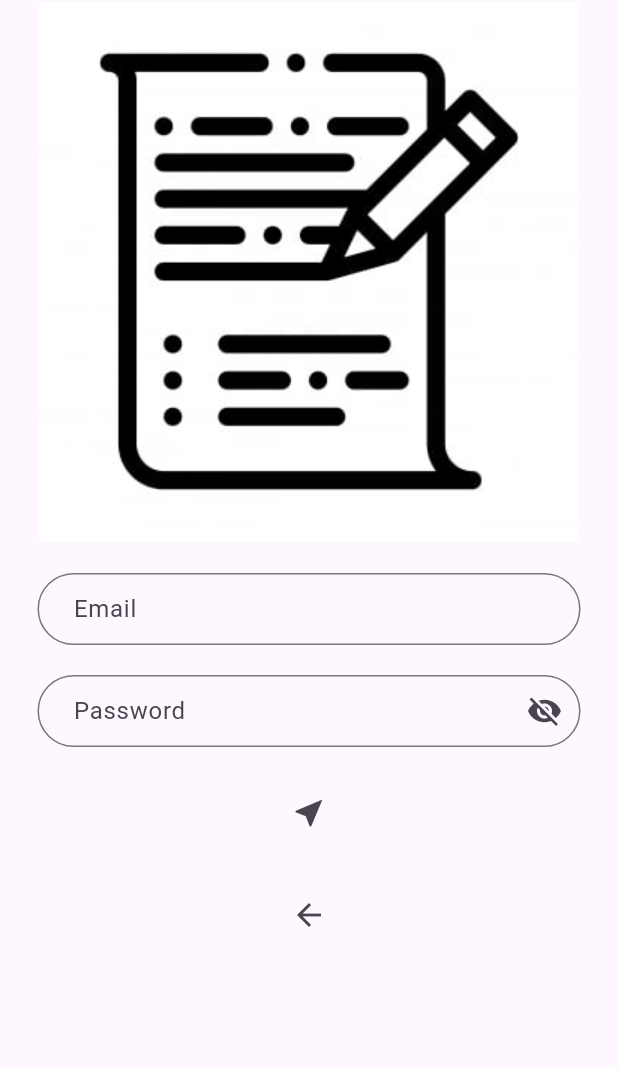
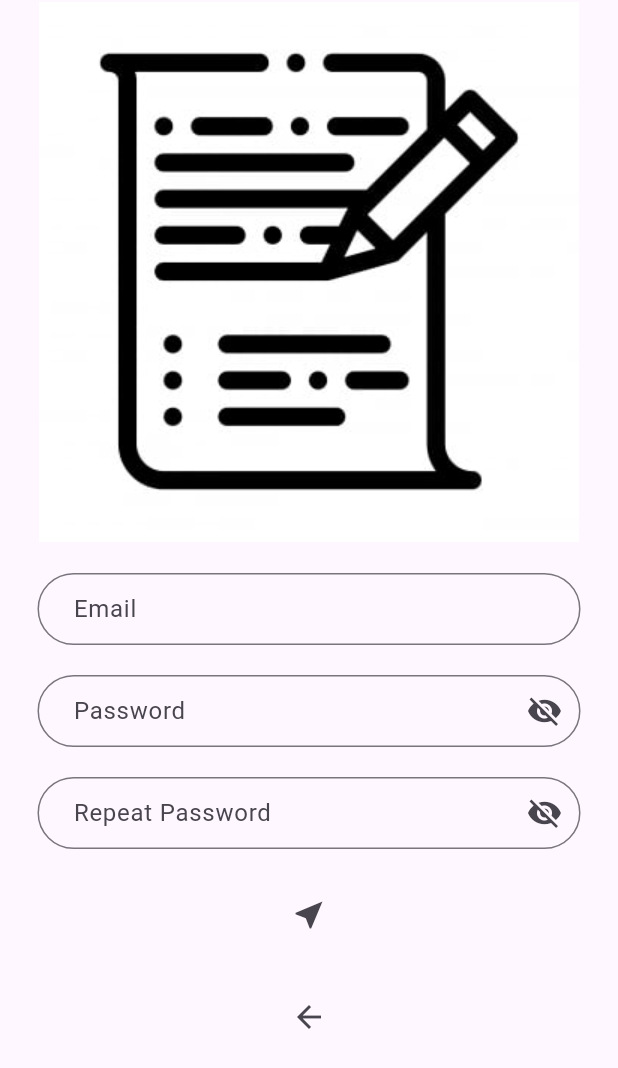
Before and after one commit to LeBaoTai/messenger-app, a Flutter app: the screen it shows after launch, after a tap on "Click Here", on a phone screen of 412 x 824 dp. Shown: the top 1068 px of the screen. Run offline on Flutter 3.47's test engine with Material 3 defaults, Android fonts, the phone set to English and light mode, and no system bars; our stand-ins replace cloud_firestore, firebase_auth, firebase_core; accounts and stored records are empty.

Commit message:
add repeat password field and change noti when field empty

```diff
--- a/lib/screens/login_screen.dart
+++ b/lib/screens/login_screen.dart
@@ -54,7 +54,7 @@ class _LoginScreenState extends State<LoginScreen> {
   Widget _buildEmailInputField(
       TextEditingController controller, String labelText) {
     return TextFormField(
-      validator: (text) => text!.isEmpty ? "Empty" : null,
+      validator: (text) => text!.isEmpty ? 'Empty!' : null,
       controller: controller,
       decoration: InputDecoration(
         contentPadding: const EdgeInsets.only(left: 20),
@@ -69,7 +69,7 @@ class _LoginScreenState extends State<LoginScreen> {
   Widget _buildPasswordInputField(
       TextEditingController controller, String labelText) {
     return TextFormField(
-      validator: (text) => text!.isEmpty ? "Empty" : null,
+      validator: (text) => text!.isEmpty ? 'Empty!' : null,
       controller: controller,
       obscureText: !_isShowPassword,
       decoration: InputDecoration(
--- a/lib/screens/register_screen.dart
+++ b/lib/screens/register_screen.dart
@@ -34,6 +34,8 @@ class _RegisterScreenState extends State<RegisterScreen> {
               _renderSizeBox(),
               _buildPasswordInputField(_passwordController, 'Password'),
               _renderSizeBox(),
+              _buildPasswordInputField(_rePasswordController, 'Repeat Password'),
+              _renderSizeBox(),
               _registerBtn(),
               _renderSizeBox(),
               _backToLoginBtn(),
@@ -54,7 +56,7 @@ class _RegisterScreenState extends State<RegisterScreen> {
 
   Widget _buildEmailInputField(TextEditingController controller, String labelText) {
     return TextFormField(
-      validator: (text) => text!.isEmpty ? "Không được để trống" : null,
+      validator: (text) => text!.isEmpty ? 'Empty!' : null,
       controller: controller,
       decoration: InputDecoration(
         contentPadding: const EdgeInsets.only(left: 20),
@@ -68,7 +70,7 @@ class _RegisterScreenState extends State<RegisterScreen> {
 
   Widget _buildPasswordInputField(TextEditingController controller, String labelText) {
     return TextFormField(
-      validator: (text) => text!.isEmpty ? "Không được để trống" : null,
+      validator: (text) => text!.isEmpty ? 'Empty!' : null,
       controller: controller,
       obscureText: !_isShowPassword,
       decoration: InputDecoration(
```
